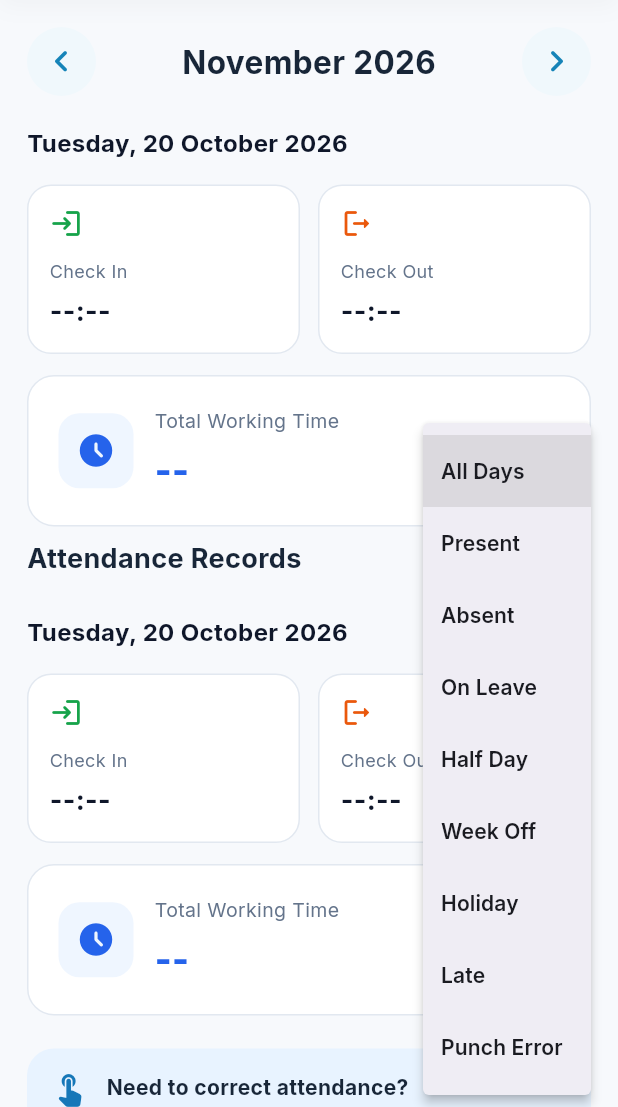
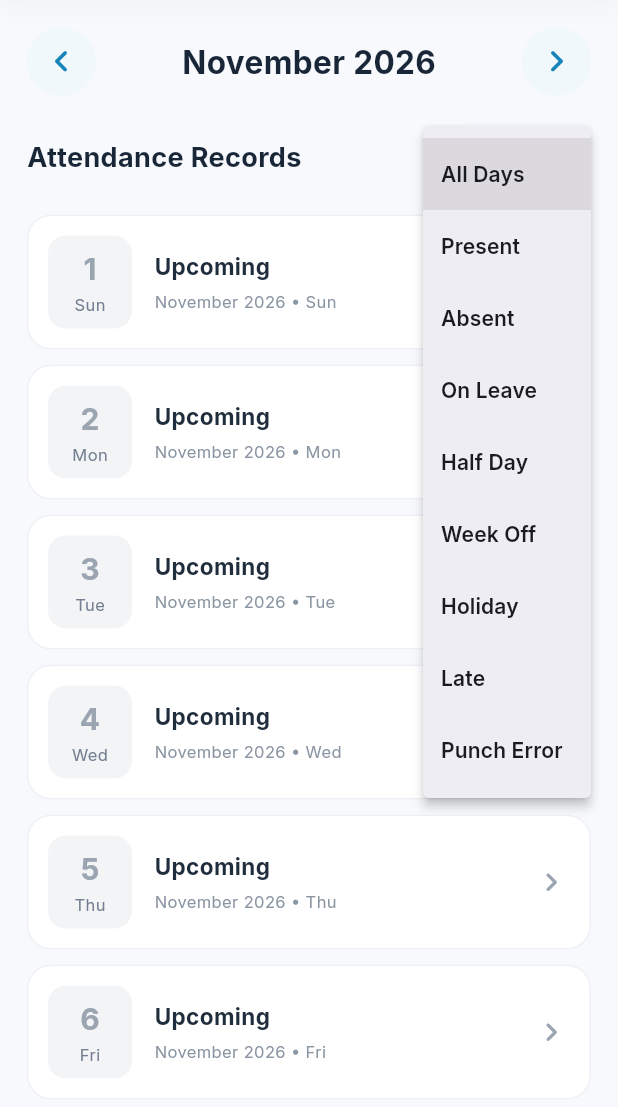
Before and after one commit to 11RAJAVEERAN/LYRA_PULSE, a Flutter app: the CalendarScreen screen opened directly, after a tap on the "chevron right" icon, after a tap on the "format list bulleted" icon, after a tap on "Filters", on a phone screen of 412 x 824 dp, the part 129-1236 px from its top. Run offline on Flutter 3.47's test engine with Material 3 defaults, Android fonts, the phone set to English and light mode, and no system bars; our stand-ins replace camera, dio, flutter_secure_storage, geocoding, geolocator, get and 3 more; accounts and stored records are empty.

Commit message:
change in calender ui

```diff
--- a/lyrapulse-mobile/lib/features/calendar/controllers/calendar_controller.dart
+++ b/lyrapulse-mobile/lib/features/calendar/controllers/calendar_controller.dart
@@ -9,44 +9,39 @@ class CalendarController extends GetxController {
 
   // Sample attendance data for October 2026.
   // Replace this map with API data when the backend is ready.
-
-final Map<String, Map<String, String>> attendanceDetails = {
-  '2026-10-17': {
-    'checkIn': '09:15 AM',
-    'checkOut': '06:10 PM',
-    'workingTime': '8h 55m',
-    'regularization': 'Pending',
-  },
-  '2026-10-16': {
-    'checkIn': '09:05 AM',
-    'checkOut': '06:00 PM',
-    'workingTime': '8h 55m',
-    'regularization': 'None',
-  },
-};
-
-final Map<String, String> attendanceStatus = {
-  '2026-10-17': 'present',
-  '2026-10-16': 'present',
-};
-
-String get selectedDateKey {
-  final date = selectedDate.value;
-  final month = date.month.toString().padLeft(2, '0');
-  final day = date.day.toString().padLeft(2, '0');
-
-  return '${date.year}-$month-$day';
-}
-
-Map<String, String> get selectedAttendance {
-  return attendanceDetails[selectedDateKey] ??
-      {
-        'checkIn': '--:--',
-        'checkOut': '--:--',
-        'workingTime': '--',
-        'regularization': 'None',
-      };
-}
+  final Map<String, String> attendanceStatus = {
+    '2026-10-01': 'absent',
+    '2026-10-02': 'absent',
+    '2026-10-03': 'absent',
+    '2026-10-04': 'absent',
+    '2026-10-05': 'absent',
+    '2026-10-06': 'absent',
+    '2026-10-07': 'absent',
+    '2026-10-08': 'present',
+    '2026-10-09': 'present',
+    '2026-10-10': 'weekOff',
+    '2026-10-11': 'present',
+    '2026-10-12': 'late',
+    '2026-10-13': 'punchError',
+    '2026-10-14': 'present',
+    '2026-10-15': 'present',
+    '2026-10-16': 'present',
+    '2026-10-17': 'present',
+    '2026-10-18': 'weekOff',
+    '2026-10-19': 'upcoming',
+    '2026-10-20': 'upcoming',
+    '2026-10-21': 'upcoming',
+    '2026-10-22': 'upcoming',
+    '2026-10-23': 'upcoming',
+    '2026-10-24': 'weekOff',
+    '2026-10-25': 'weekOff',
+    '2026-10-26': 'upcoming',
+    '2026-10-27': 'upcoming',
+    '2026-10-28': 'upcoming',
+    '2026-10-29': 'upcoming',
+    '2026-10-30': 'upcoming',
+    '2026-10-31': 'weekOff',
+  };
 
   DateTime get displayedMonth => currentMonth.value;
 
--- a/lyrapulse-mobile/lib/features/calendar/views/calendar_screen.dart
+++ b/lyrapulse-mobile/lib/features/calendar/views/calendar_screen.dart
@@ -39,7 +39,7 @@ class CalendarScreen extends StatelessWidget {
                     children: [
                       CalendarMonthHeader(controller: controller),
                       const SizedBox(height: 20),
-                      const AttendanceDayList(),
+
                       if (controller.isCalendarView.value)
                         _buildCalendarContent()
                       else
@@ -194,7 +194,7 @@ class CalendarScreen extends StatelessWidget {
           ],
         ),
         const SizedBox(height: 16),
-        const AttendanceDayList(),
+        AttendanceDayList(controller: controller),
       ],
     );
   }
--- a/lyrapulse-mobile/lib/features/calendar/widgets/attendance_day_list.dart
+++ b/lyrapulse-mobile/lib/features/calendar/widgets/attendance_day_list.dart
@@ -1,226 +1,163 @@
 
 import 'package:flutter/material.dart';
-import 'package:get/get.dart';
-
-import '../../../app/theme/app_colors.dart';
 import '../controllers/calendar_controller.dart';
 
-class AttendanceDayList extends GetView<CalendarController> {
-  const AttendanceDayList({super.key});
+class AttendanceDayList extends StatelessWidget {
+  final CalendarController controller;
+
+  const AttendanceDayList({
+    super.key,
+    required this.controller,
+  });
+
+  Color _statusColor(String status) {
+    switch (status) {
+      case 'present':
+        return const Color(0xFF20A45A);
+      case 'absent':
+        return const Color(0xFFD93640);
+      case 'leave':
+        return const Color(0xFF8956E8);
+      case 'halfDay':
+      case 'late':
+      case 'punchError':
+        return const Color(0xFFE69A0A);
+      case 'holiday':
+        return const Color(0xFF168F9B);
+      case 'weekOff':
+        return const Color(0xFF66788A);
+      default:
+        return const Color(0xFF9BA5B1);
+    }
+  }
 
   @override
   Widget build(BuildContext context) {
-    return Obx(() {
-      final date = controller.selectedDate.value;
-      final details = controller.selectedAttendance;
-      final pending = details['regularization'] == 'Pending';
+    final days = controller.visibleDays;
 
-      return Column(
-        crossAxisAlignment: CrossAxisAlignment.start,
-        children: [
-          // Pending Regularization
-          if (pending) ...[
-            Container(
-              width: double.infinity,
-              padding: const EdgeInsets.all(16),
-              decoration: BoxDecoration(
-                color: const Color(0xFFFFF7E6),
-                borderRadius: BorderRadius.circular(16),
-                border: Border.all(
-                  color: const Color(0xFFFFD591),
-                ),
-              ),
-              child: Row(
-                children: [
-                  const Icon(
-                    Icons.pending_actions_rounded,
-                    color: Color(0xFFD97706),
-                    size: 25,
-                  ),
-                  const SizedBox(width: 12),
-                  const Expanded(
-                    child: Column(
-                      crossAxisAlignment: CrossAxisAlignment.start,
-                      children: [
-                        Text(
-                          'Pending Regularization',
-                          style: TextStyle(
-                            fontSize: 15,
-                            fontWeight: FontWeight.w700,
-                            color: Color(0xFF92400E),
-                          ),
-                        ),
-                        SizedBox(height: 5),
-                        Text(
-                          'Attendance correction is awaiting approval.',
-                          style: TextStyle(
-                            fontSize: 12,
-                            color: Color(0xFF92400E),
-                          ),
-                        ),
-                      ],
-                    ),
-                  ),
-                  const Icon(
-                    Icons.access_time_rounded,
-                    color: Color(0xFFD97706),
-                  ),
-                ],
+    if (days.isEmpty) {
+      return Container(
+        width: double.infinity,
+        padding: const EdgeInsets.all(28),
+        decoration: BoxDecoration(
+          color: Colors.white,
+          borderRadius: BorderRadius.circular(18),
+        ),
+        child: const Column(
+          children: [
+            Icon(
+              Icons.event_available_rounded,
+              size: 42,
+              color: Color(0xFF9BA5B1),
+            ),
+            SizedBox(height: 10),
+            Text(
+              'No attendance records found',
+              style: TextStyle(
+                color: Color(0xFF66788A),
+                fontWeight: FontWeight.w500,
               ),
             ),
-            const SizedBox(height: 20),
           ],
+        ),
+      );
+    }
 
-          // Selected date
-          Text(
-            '${_weekday(date.weekday)}, '
-            '${date.day} ${_month(date.month)} ${date.year}',
-            style: const TextStyle(
-              fontSize: 16,
-              fontWeight: FontWeight.w700,
-              color: AppColors.textPrimary,
-            ),
-          ),
-          const SizedBox(height: 16),
+    return Column(
+      children: days.map((day) {
+        final month = controller.currentMonth.value;
+        final date = DateTime(month.year, month.month, day);
+        final status = controller.statusForDay(day);
+        final color = _statusColor(status);
+        final selected = controller.selectedDate.value.year == date.year &&
+            controller.selectedDate.value.month == date.month &&
+            controller.selectedDate.value.day == date.day;
 
-          // Check In and Check Out
-          Row(
-            children: [
-              Expanded(
-                child: _timeCard(
-                  title: 'Check In',
-                  time: details['checkIn'] ?? '--:--',
-                  icon: Icons.login_rounded,
-                  color: const Color(0xFF16A34A),
-                ),
-              ),
-              const SizedBox(width: 12),
-              Expanded(
-                child: _timeCard(
-                  title: 'Check Out',
-                  time: details['checkOut'] ?? '--:--',
-                  icon: Icons.logout_rounded,
-                  color: const Color(0xFFEA580C),
-                ),
-              ),
-            ],
-          ),
-          const SizedBox(height: 14),
-
-          // Total Working Time
-          Container(
-            width: double.infinity,
-            padding: const EdgeInsets.all(20),
-            decoration: BoxDecoration(
-              color: Colors.white,
-              borderRadius: BorderRadius.circular(18),
-              border: Border.all(
-                color: AppColors.border,
-              ),
-            ),
-            child: Row(
-              children: [
-                Container(
-                  padding: const EdgeInsets.all(12),
-                  decoration: BoxDecoration(
-                    color: const Color(0xFFEFF6FF),
-                    borderRadius: BorderRadius.circular(14),
-                  ),
-                  child: const Icon(
-                    Icons.access_time_filled_rounded,
-                    color: Color(0xFF2563EB),
-                    size: 26,
+        return Padding(
+          padding: const EdgeInsets.only(bottom: 10),
+          child: Material(
+            color: Colors.white,
+            borderRadius: BorderRadius.circular(16),
+            child: InkWell(
+              onTap: () => controller.selectDate(day),
+              borderRadius: BorderRadius.circular(16),
+              child: Container(
+                padding: const EdgeInsets.all(13),
+                decoration: BoxDecoration(
+                  borderRadius: BorderRadius.circular(16),
+                  border: Border.all(
+                    color: selected
+                        ? const Color(0xFF1684B8)
+                        : const Color(0xFFEDF0F4),
                   ),
                 ),
-                const SizedBox(width: 14),
-                Expanded(
-                  child: Column(
-                    crossAxisAlignment: CrossAxisAlignment.start,
-                    children: [
-                      const Text(
-                        'Total Working Time',
-                        style: TextStyle(
-                          fontSize: 13,
-                          color: AppColors.textSecondary,
-                        ),
+                child: Row(
+                  children: [
+                    Container(
+                      width: 56,
+                      height: 62,
+                      decoration: BoxDecoration(
+                        color: color.withValues(alpha: 0.12),
+                        borderRadius: BorderRadius.circular(12),
                       ),
-                      const SizedBox(height: 6),
-                      Text(
-                        details['workingTime'] ?? '--',
-                        style: const TextStyle(
-                          fontSize: 24,
-                          fontWeight: FontWeight.w800,
-                          color: Color(0xFF2563EB),
-                        ),
+                      child: Column(
+                        mainAxisAlignment: MainAxisAlignment.center,
+                        children: [
+                          Text(
+                            '$day',
+                            style: TextStyle(
+                              fontSize: 20,
+                              fontWeight: FontWeight.w700,
+                              color: color,
+                            ),
+                          ),
+                          const SizedBox(height: 2),
+                          Text(
+                            controller.weekdayShort(date),
+                            style: const TextStyle(
+                              fontSize: 11,
+                              color: Color(0xFF748091),
+                            ),
+                          ),
+                        ],
                       ),
-                    ],
-                  ),
+                    ),
+                    const SizedBox(width: 15),
+                    Expanded(
+                      child: Column(
+                        crossAxisAlignment: CrossAxisAlignment.start,
+                        children: [
+                          Text(
+                            controller.statusLabel(status),
+                            style: const TextStyle(
+                              fontSize: 15,
+                              fontWeight: FontWeight.w700,
+                              color: Color(0xFF202D3C),
+                            ),
+                          ),
+                          const SizedBox(height: 5),
+                          Text(
+                            '${controller.monthTitle} • ${controller.weekdayShort(date)}',
+                            style: const TextStyle(
+                              fontSize: 11,
+                              color: Color(0xFF8A95A2),
+                            ),
+                          ),
+                        ],
+                      ),
+                    ),
+                    Icon(
+                      Icons.chevron_right_rounded,
+                      color: color,
+                      size: 25,
+                    ),
+                  ],
                 ),
-              ],
-            ),
-          ),
-        ],
-      );
-    });
-  }
-
-  Widget _timeCard({
-    required String title,
-    required String time,
-    required IconData icon,
-    required Color color,
-  }) {
-    return Container(
-      padding: const EdgeInsets.all(14),
-      decoration: BoxDecoration(
-        color: Colors.white,
-        borderRadius: BorderRadius.circular(16),
-        border: Border.all(color: AppColors.border),
-      ),
-      child: Column(
-        crossAxisAlignment: CrossAxisAlignment.start,
-        children: [
-          Icon(icon, color: color, size: 22),
-          const SizedBox(height: 12),
-          Text(
-            title,
-            style: const TextStyle(
-              fontSize: 12,
-              color: AppColors.textSecondary,
-            ),
-          ),
-          const SizedBox(height: 6),
-          FittedBox(
-            fit: BoxFit.scaleDown,
-            alignment: Alignment.centerLeft,
-            child: Text(
-              time,
-              style: const TextStyle(
-                fontSize: 18,
-                fontWeight: FontWeight.w700,
-                color: AppColors.textPrimary,
               ),
             ),
           ),
-        ],
-      ),
+        );
+      }).toList(),
     );
   }
-
-  String _weekday(int day) {
-    const days = [
-      'Monday', 'Tuesday', 'Wednesday', 'Thursday',
-      'Friday', 'Saturday', 'Sunday',
-    ];
-    return days[day - 1];
-  }
-
-  String _month(int month) {
-    const months = [
-      'January', 'February', 'March', 'April',
-      'May', 'June', 'July', 'August',
-      'September', 'October', 'November', 'December',
-    ];
-    return months[month - 1];
-  }
 }
```
Also changed, not shown: 1 other file.
